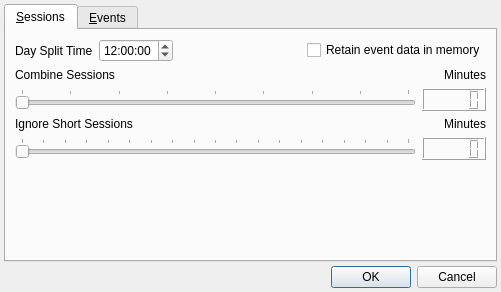
This is preferencesdialog.ui in sbonaime/sleepyhead-code. as Qt 5 draws it before an edit. The edited form follows.
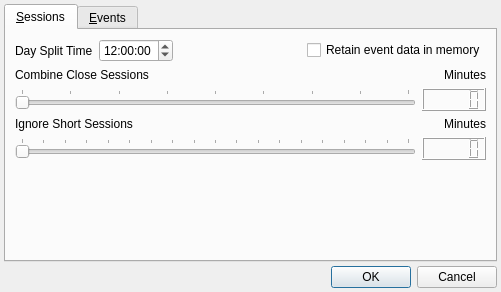
This is the edited form. The open tabs and pages were chosen to show the change.

Commit message: Dump some serial port info to help with port identification on Mac

```diff
--- a/preferencesdialog.ui
+++ b/preferencesdialog.ui
@@ -99,7 +99,7 @@
          <item>
           <widget class="QLabel" name="label">
            <property name="text">
-            <string>Combine Sessions</string>
+            <string>Combine Close Sessions </string>
            </property>
            <property name="alignment">
             <set>Qt::AlignLeading|Qt::AlignLeft|Qt::AlignVCenter</set>
```
Left out of the diff: 2 changed lines with no effect on the pictures. The commit also changes 1 other file.
